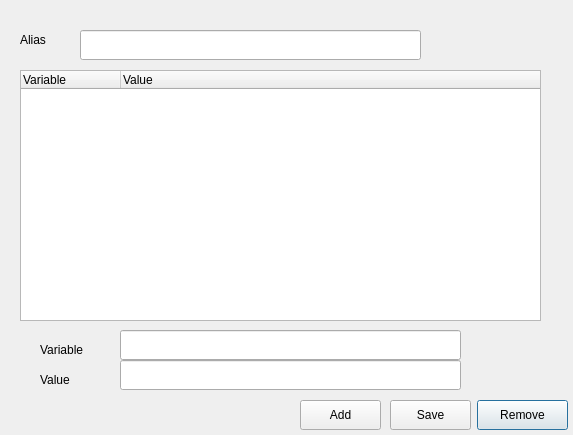
This is resource/NewRobotDialog.ui in hsarmiento/rqt_env as Qt 5 draws it before an edit. The edited form follows.
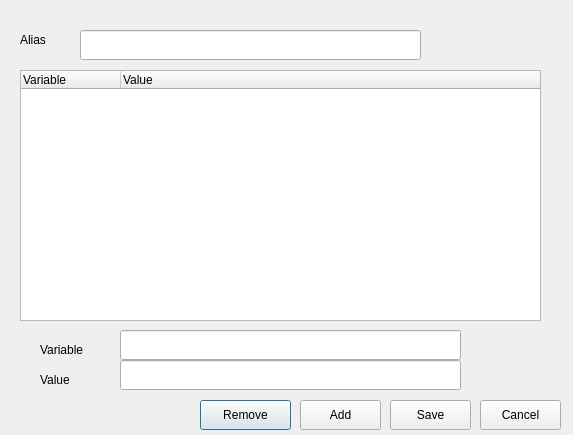
This is the edited form.

Commit message: Add cancel button to general and robot gui

The edit to the form file:
```diff
--- a/resource/NewRobotDialog.ui
+++ b/resource/NewRobotDialog.ui
@@ -94,7 +94,7 @@
   <widget class="QPushButton" name="btnRemoveRobot">
    <property name="geometry">
     <rect>
-     <x>477</x>
+     <x>200</x>
      <y>400</y>
      <width>91</width>
      <height>30</height>
@@ -153,6 +153,19 @@
     <string>Alias</string>
    </property>
   </widget>
+  <widget class="QPushButton" name="btnCancelRobot">
+   <property name="geometry">
+    <rect>
+     <x>480</x>
+     <y>400</y>
+     <width>81</width>
+     <height>30</height>
+    </rect>
+   </property>
+   <property name="text">
+    <string>Cancel</string>
+   </property>
+  </widget>
  </widget>
  <resources/>
  <connections/>
```
The commit also changes 1 other file.
